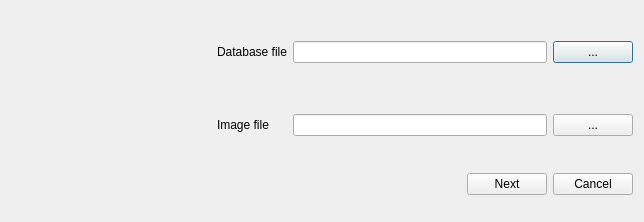
This is createmosaicdlg.ui in seanet7or/mosaicit as Qt 5 draws it before an edit. The edited form follows.
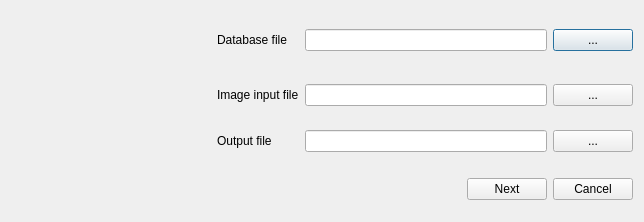
This is the edited form.

Commit message: ask user for output image file

```diff
--- a/createmosaicdlg.ui
+++ b/createmosaicdlg.ui
@@ -2,6 +2,9 @@
 <ui version="4.0">
  <class>CreateMosaicDlg</class>
  <widget class="QDialog" name="CreateMosaicDlg">
+  <property name="windowModality">
+   <enum>Qt::ApplicationModal</enum>
+  </property>
   <property name="geometry">
    <rect>
     <x>0</x>
@@ -40,7 +43,7 @@
        <item row="1" column="1">
         <widget class="QLabel" name="label_2">
          <property name="text">
-          <string>Image file</string>
+          <string>Image input file</string>
          </property>
         </widget>
        </item>
@@ -58,7 +61,7 @@
          </property>
         </widget>
        </item>
-       <item row="2" column="1" colspan="3">
+       <item row="3" column="1" colspan="3">
         <layout class="QGridLayout" name="gridLayout_2">
          <item row="0" column="2">
           <widget class="QPushButton" name="cancelButton">
@@ -89,7 +92,7 @@
          </item>
         </layout>
        </item>
-       <item row="0" column="0" rowspan="3">
+       <item row="0" column="0" rowspan="4">
         <widget class="QLabel" name="previewLabel">
          <property name="minimumSize">
           <size>
@@ -114,6 +117,23 @@
          </property>
         </widget>
        </item>
+       <item row="2" column="2">
+        <widget class="QLineEdit" name="outputEdit"/>
+       </item>
+       <item row="2" column="1">
+        <widget class="QLabel" name="label_3">
+         <property name="text">
+          <string>Output file</string>
+         </property>
+        </widget>
+       </item>
+       <item row="2" column="3">
+        <widget class="QPushButton" name="selectOutput">
+         <property name="text">
+          <string>...</string>
+         </property>
+        </widget>
+       </item>
       </layout>
      </item>
     </layout>
```
The commit also changes 9 other files.
